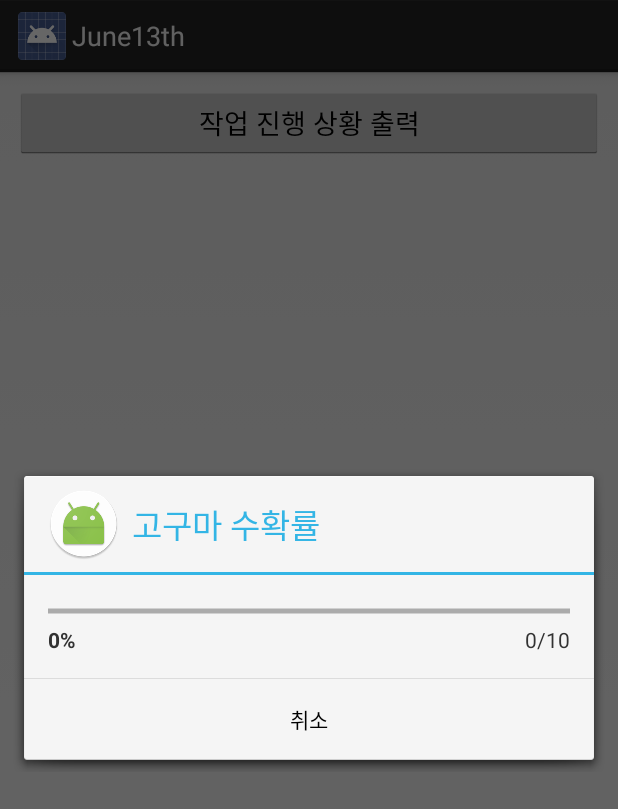
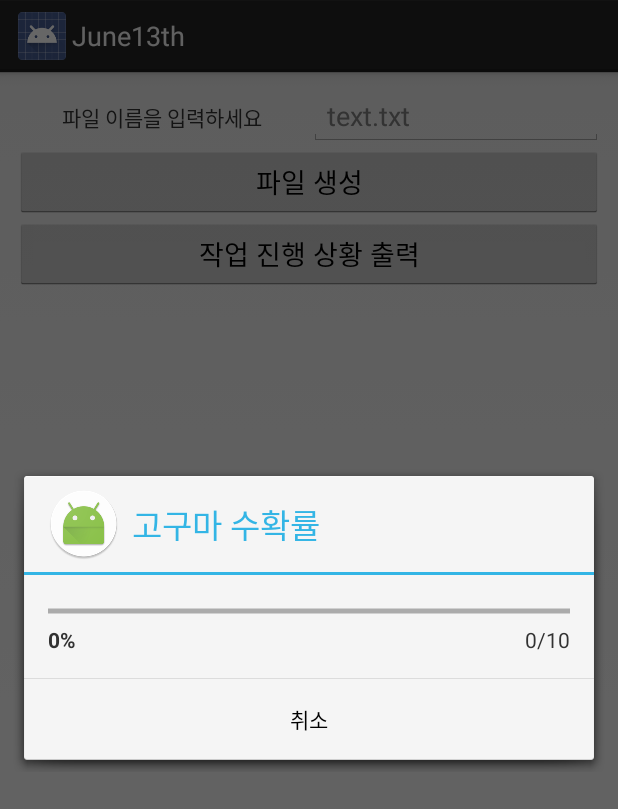
Before and after one commit to haleykang/June13th, an Android app: the TestPDATActivity screen opened directly, with no data from a screen before it, after a tap on "작업 진행 상황 출력", on a phone screen of 412 x 824 dp. Shown: the top 809 px of the screen. Run offline under Robolectric (Android 15) with nearby library versions, the phone set to English and light mode, and no system bars.

Commit message:
input file name

```diff
--- a/app/src/main/java/com/haley/test/june13th/TestPDATActivity.java
+++ b/app/src/main/java/com/haley/test/june13th/TestPDATActivity.java
@@ -9,8 +9,20 @@ import android.os.Bundle;
 import android.util.Log;
 import android.view.View;
 import android.widget.Button;
+import android.widget.EditText;
+import android.widget.Toast;
+
+import java.io.File;
+import java.io.IOException;
 
 public class TestPDATActivity extends Activity {
+
+    // 새로 만들 파일 이름을 상수로 정하기
+    // -> 나중에는 사용자한테 입력 받아서 파일이름 정하기
+    public static final String MY_NEW_FILE = "my_new_file.txt";
+
+    // 사용자한테 파일 이름을 넘겨받아보자 -> 다이얼로그창 생성해서(전면 수정)
+    private String mNewFileName = "";
 
     // 1. 전역 변수
     private Button mShowDialogBt;
@@ -18,6 +30,8 @@ public class TestPDATActivity extends Activity {
     private MyAsyncTask mMyAsyncTask = null;
     // 프로그레스 다이얼로그 객체 참조 변수
     private ProgressDialog mProgressDialog = null;
+    private Button mCreateBt;
+    private EditText mFileNameEt;
 
     // 2. 재정의 함수
     @Override
@@ -26,18 +40,37 @@ public class TestPDATActivity extends Activity {
         setContentView(R.layout.activity_test_pdat);
         myLog("onCreate() 실행");
 
+        // 방금 만든 createNewFile() 함수 실행
+
+
         // ctrl+shift+화살표 : 화살표 방향으로 한 단어 선택
         // ctrl+backspace : 커서 오른쪽 단어 삭제
 
         this.mContext = this;
         this.mShowDialogBt = (Button)this.findViewById(R.id.showDialogBt);
+        this.mCreateBt = (Button)this.findViewById(R.id.BtCreateNewFile);
+        this.mFileNameEt = (EditText)this.findViewById(R.id.EtInputFileName);
 
         this.mShowDialogBt.setOnClickListener(new View.OnClickListener() {
             @Override
             public void onClick(View view) {
-                myLog("버튼 클릭");
+                myLog("작업 진행 상황 출력 버튼 클릭");
                 mMyAsyncTask = new MyAsyncTask();
                 mMyAsyncTask.execute();
+            }
+        });
+
+        this.mCreateBt.setOnClickListener(new View.OnClickListener() {
+            @Override
+            public void onClick(View v) {
+                myLog("파일 생성 버튼 클릭");
+
+                try {
+                    createNewFile();
+                } catch(IOException e) {
+                    e.printStackTrace();
+                }
+
             }
         });
 
@@ -138,4 +171,53 @@ public class TestPDATActivity extends Activity {
     public void myLog(String ob) {
         Log.v("*TestPDATActivity*", ob);
     }
+
+    // 새로운 파일을 생성해주는 함수 만들기
+    public void createNewFile() throws IOException {
+
+        // throws로 예외상황을 넘긴 경우, createNewFile() 함수를 호출하는 쪽에서
+        // 꼭 try~catch() 블럭을 만들어야함
+
+        // 1. 파일을 만들 디렉토리 패스(상대 경로)를 읽어와서 변수에 저장
+        File relativePath = this.getFilesDir();
+
+        // 2. 절대 경로를 읽어와서 변수에 저장
+        String absolutePath = relativePath.getAbsolutePath();
+        myLog("파일이 저장될 디렉토리의 절대 경로 : " + absolutePath);
+
+        mNewFileName = mFileNameEt.getText().toString();
+
+        if(mNewFileName != null && mNewFileName.trim().length() != 0) {
+
+            // 3. 파일을 만들때 사용할 파일 객체 생성 : 위에서 만든 절대 경로 사용
+            File myNewFile = new File(absolutePath + "/" + mNewFileName);
+
+            // 4.File 클래스가 갖고 있는 createNewFile() 함수를 실행하면 파일 생성
+            // createNewFile() 함수의 반환 값을 보관할 임시 변수
+            boolean temp;
+
+            // createNewFile() 함수를 실행해서 절대 경로에 새로운 파일 생성
+            temp = myNewFile.createNewFile();
+
+            // createNewFile() 함수가 true인 경우 - 파일을 새로 생성함
+            // false 값을 준 경우 - 파일이 이미 있는 경우
+            if(temp == true) {
+                myLog(mNewFileName + " 파일 생성 성공");
+                Toast.makeText(TestPDATActivity.this, mNewFileName + " - 파일 생성"
+                        , Toast.LENGTH_SHORT).show();
+
+            } else {
+                myLog(mNewFileName + " 파일이 이미 존재합니다.");
+                Toast.makeText(TestPDATActivity.this, mNewFileName + " - 이미 존재하는 파일입니다."
+                        , Toast.LENGTH_SHORT).show();
+
+            }
+
+
+        } else {
+            Toast.makeText(TestPDATActivity.this, "파일 이름을 입력하세요.", Toast.LENGTH_SHORT).show();
+        }
+
+
+    }
 }
--- a/app/src/main/res/layout/activity_test_pdat.xml
+++ b/app/src/main/res/layout/activity_test_pdat.xml
@@ -4,15 +4,44 @@
     xmlns:tools="http://schemas.android.com/tools"
     android:layout_width="match_parent"
     android:layout_height="match_parent"
+    android:layout_margin="10dp"
     android:orientation="vertical"
-    android:layout_margin="10dp"
     tools:context="com.haley.test.june13th.TestPDATActivity">
 
+    <LinearLayout
+        android:layout_width="match_parent"
+        android:layout_height="wrap_content"
+        android:orientation="horizontal">
+
+        <!--아래 부분은 다이얼로그 창으로 옮기기-->
+        <TextView
+            android:layout_width="0dp"
+            android:layout_height="wrap_content"
+            android:layout_weight="1"
+            android:gravity="center"
+            android:text="파일 이름을 입력하세요"/>
+
+        <EditText
+            android:id="@+id/EtInputFileName"
+            android:layout_width="0dp"
+            android:layout_height="wrap_content"
+            android:layout_weight="1"
+            android:hint="text.txt"/>
+
+
+    </LinearLayout>
+
     <Button
+        android:id="@+id/BtCreateNewFile"
+        android:layout_width="match_parent"
+        android:layout_height="wrap_content"
+        android:text="파일 생성"/>
+
+    <Button
+        android:id="@+id/showDialogBt"
         android:layout_width="match_parent"
         android:layout_height="wrap_content"
         android:gravity="center"
-        android:id="@+id/showDialogBt"
         android:text="작업 진행 상황 출력"/>
 
 
```
